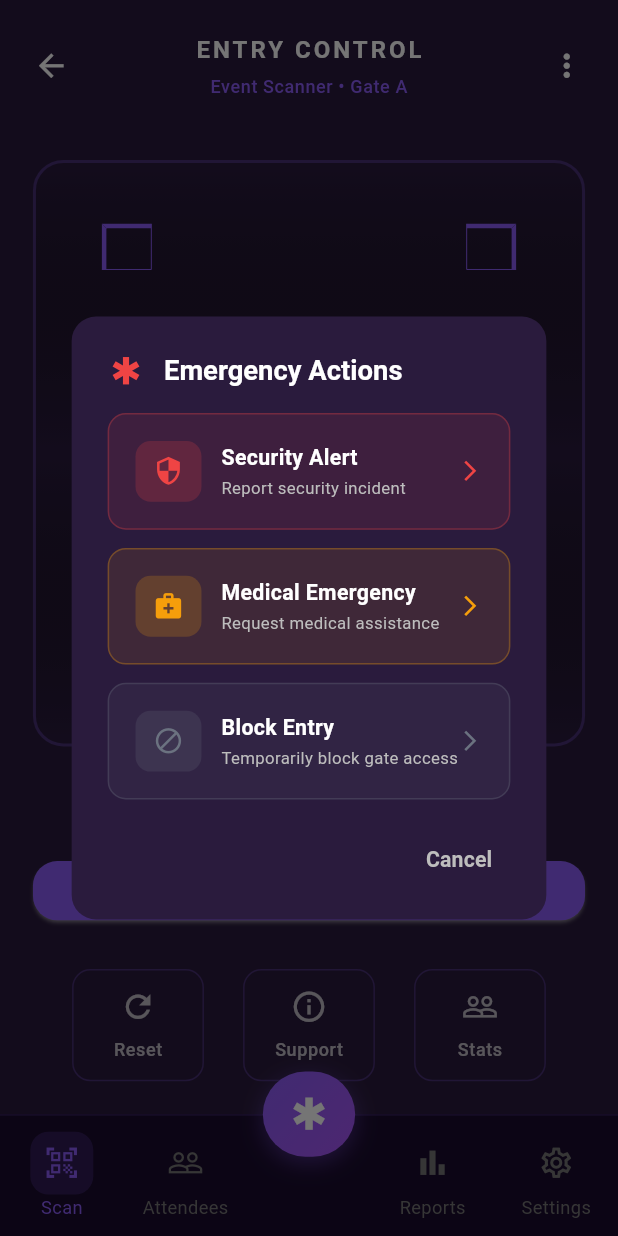
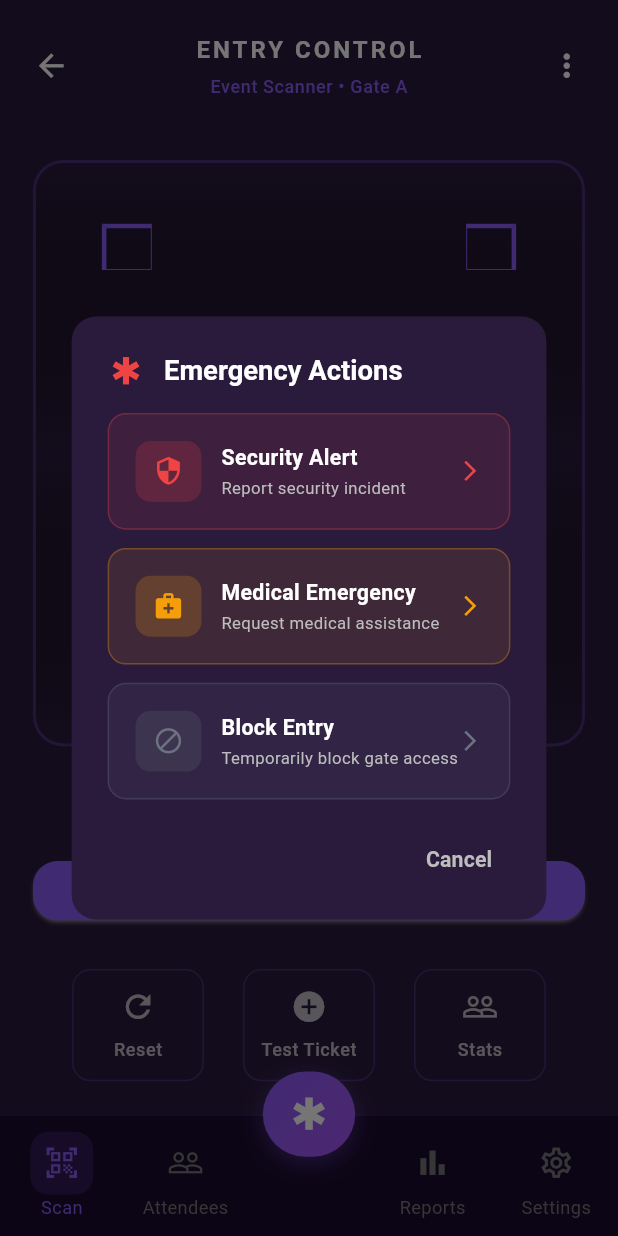
Before and after one commit to sintayehu-dev/eventHub, a Flutter app: the StaffHomeScreen screen opened by its route, after a tap on the "emergency" icon, on a phone screen of 412 x 824 dp. Run offline on Flutter 3.47's test engine with Material 3 defaults, Android fonts, the light colour scheme and no system bars; our stand-ins replace bloc, cloud_firestore, connectivity_plus, dartz, device_info_plus, dio and 20 more; missing offline and left inert: cloudinary, mobile_scanner; accounts and stored records are empty; generated files the repository leaves out were written again.

Commit message:
feat(staff): add debug ticket helper for QR code testing
- Add DebugTicketHelper utility class to create test tickets in Firebase
- Implement createTestTicket() method to generate single test ticket with sample data
- Implement createMultipleTestTickets() method to create batch test tickets for testing
- Add checkTicket() method to verify ticket existence in Firestore
- Replace Support button with Test Ticket button on staff home screen
- Integrate debug helper into staff home screen for quick ticket creation during development
- Enables staff to test QR code scanner functionality without manual ticket creation

```diff
--- /dev/null
+++ b/lib/debug_ticket_helper.dart
@@ -0,0 +1,121 @@
+import 'package:cloud_firestore/cloud_firestore.dart';
+
+/// Debug helper to create test tickets in Firebase
+class DebugTicketHelper {
+  static final FirebaseFirestore _firestore = FirebaseFirestore.instance;
+
+  /// Create a test ticket with ID "1" for the QR code you scanned
+  static Future<void> createTestTicket() async {
+    try {
+      final ticketData = {
+        'id': '1',
+        'eventId': 'sample-event-id',
+        'ticketHolderName': 'John Doe',
+        'ticketHolderEmail': 'john.doe@example.com',
+        'ticketHolderPhone': '+1234567890',
+        'ticketTypeName': 'VIP',
+        'eventTitle': 'Sample Event',
+        'eventLocation': 'Sample Venue',
+        'eventDateTime': Timestamp.fromDate(DateTime.now().add(const Duration(hours: 2))),
+        'price': 100.0,
+        'currency': 'USD',
+        'status': 'active',
+        'qrCode': 'TICKET_1_7238C0036924_*35562_EVENT_*_7734*022_AKAALT7AH7C_LT73BAC036924',
+        'createdAt': Timestamp.fromDate(DateTime.now()),
+        'updatedAt': Timestamp.fromDate(DateTime.now()),
+      };
+
+      await _firestore
+          .collection('tickets')
+          .doc('1')
+          .set(ticketData);
+
+      print('✅ Test ticket created successfully with ID: 1');
+      print('📱 You can now scan the QR code and it should work!');
+    } catch (e) {
+      print('❌ Error creating test ticket: $e');
+    }
+  }
+
+  /// Create multiple test tickets
+  static Future<void> createMultipleTestTickets() async {
+    final tickets = [
+      {
+        'id': '1',
+        'name': 'John Doe',
+        'email': 'john.doe@example.com',
+        'type': 'VIP',
+      },
+      {
+        'id': '2',
+        'name': 'Jane Smith',
+        'email': 'jane.smith@example.com',
+        'type': 'General',
+      },
+      {
+        'id': '3',
+        'name': 'Bob Johnson',
+        'email': 'bob.johnson@example.com',
+        'type': 'Premium',
+      },
+    ];
+
+    for (final ticket in tickets) {
+      try {
+        final ticketData = {
+          'id': ticket['id'],
+          'eventId': 'sample-event-id',
+          'ticketHolderName': ticket['name'],
+          'ticketHolderEmail': ticket['email'],
+          'ticketHolderPhone': '+1234567890',
+          'ticketTypeName': ticket['type'],
+          'eventTitle': 'Sample Event',
+          'eventLocation': 'Sample Venue',
+          'eventDateTime': Timestamp.fromDate(DateTime.now().add(const Duration(hours: 2))),
+          'price': ticket['type'] == 'VIP' ? 100.0 : (ticket['type'] == 'Premium' ? 75.0 : 50.0),
+          'currency': 'USD',
+          'status': 'active',
+          'qrCode': 'TICKET_${ticket['id']}_EVENT_sample-event-id_${DateTime.now().millisecondsSinceEpoch}',
+          'createdAt': Timestamp.fromDate(DateTime.now()),
+          'updatedAt': Timestamp.fromDate(DateTime.now()),
+        };
+
+        await _firestore
+            .collection('tickets')
+            .doc(ticket['id']!)
+            .set(ticketData);
+
+        print('✅ Created ticket ${ticket['id']} for ${ticket['name']}');
+      } catch (e) {
+        print('❌ Error creating ticket ${ticket['id']}: $e');
+      }
+    }
+  }
+
+  /// Check if ticket exists
+  static Future<void> checkTicket(String ticketId) async {
+    try {
+      final doc = await _firestore
+          .collection('tickets')
+          .doc(ticketId)
+          .get();
+
+      if (doc.exists) {
+        final data = doc.data()!;
+        print('✅ Ticket $ticketId exists:');
+        print('   Name: ${data['ticketHolderName']}');
+        print('   Type: ${data['ticketTypeName']}');
+        print('   Event: ${data['eventTitle']}');
+      } else {
+        print('❌ Ticket $ticketId does not exist');
+      }
+    } catch (e) {
+      print('❌ Error checking ticket: $e');
+    }
+  }
+}
+
+/// Quick function to call from anywhere in your app for testing
+Future<void> createTestTicketForQR() async {
+  await DebugTicketHelper.createTestTicket();
+}
--- a/lib/features/staff/ticket_scanner/presentation/pages/staff_home_screen.dart
+++ b/lib/features/staff/ticket_scanner/presentation/pages/staff_home_screen.dart
@@ -1,6 +1,7 @@
 import 'package:flutter/material.dart';
 import 'package:flutter_screenutil/flutter_screenutil.dart';
 import 'package:go_router/go_router.dart';
+import 'package:eventhub/debug_ticket_helper.dart';
 
 class StaffHomeScreen extends StatelessWidget {
   const StaffHomeScreen({super.key});
@@ -269,9 +270,9 @@ class StaffHomeScreen extends StatelessWidget {
           theme: theme,
         ),
         _buildQuickActionButton(
-          icon: Icons.info_outline,
-          label: 'Support',
-          onTap: () {},
+          icon: Icons.add_circle,
+          label: 'Test Ticket',
+          onTap: () => _createTestTicket(),
           theme: theme,
         ),
         _buildQuickActionButton(
@@ -333,4 +334,13 @@ class StaffHomeScreen extends StatelessWidget {
     // Navigate to QR scanner screen
     context.push('/staff/qr-scanner?eventId=$eventId&eventTitle=$eventTitle');
   }
+
+  void _createTestTicket() async {
+    try {
+      await DebugTicketHelper.createTestTicket();
+      print('✅ Test ticket created! You can now scan the QR code.');
+    } catch (e) {
+      print('❌ Error creating test ticket: $e');
+    }
+  }
 }
```
